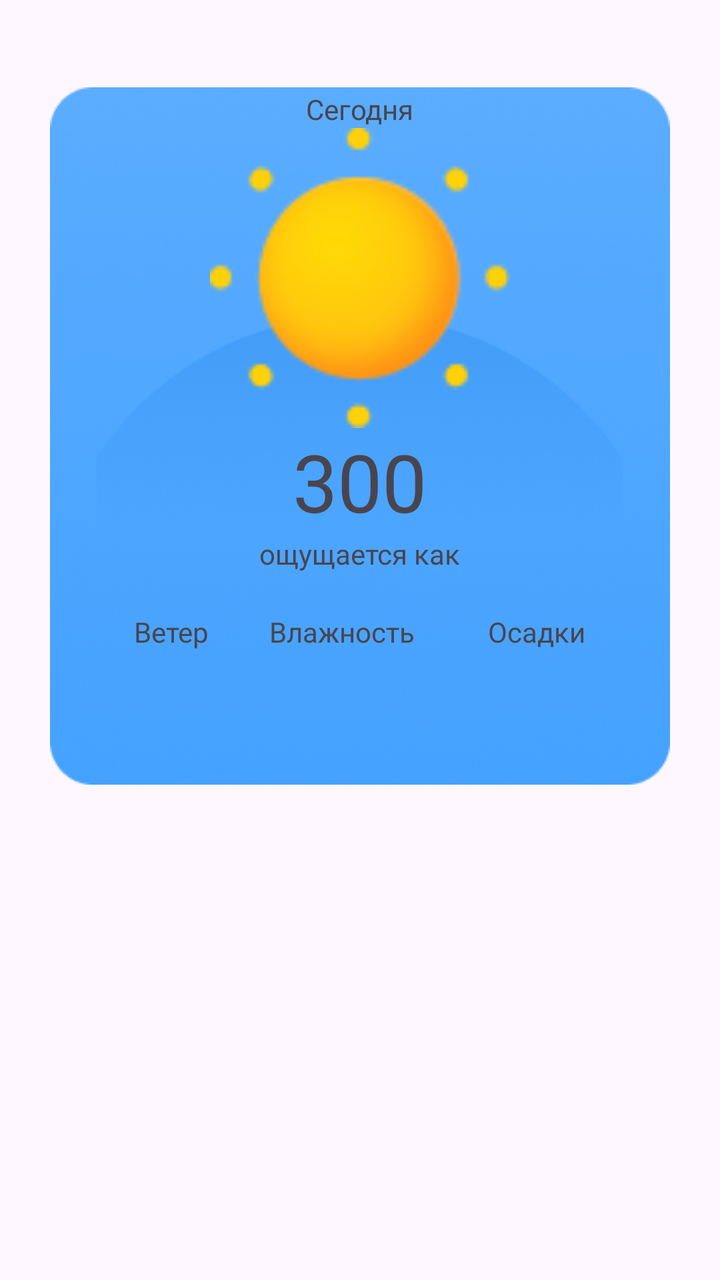
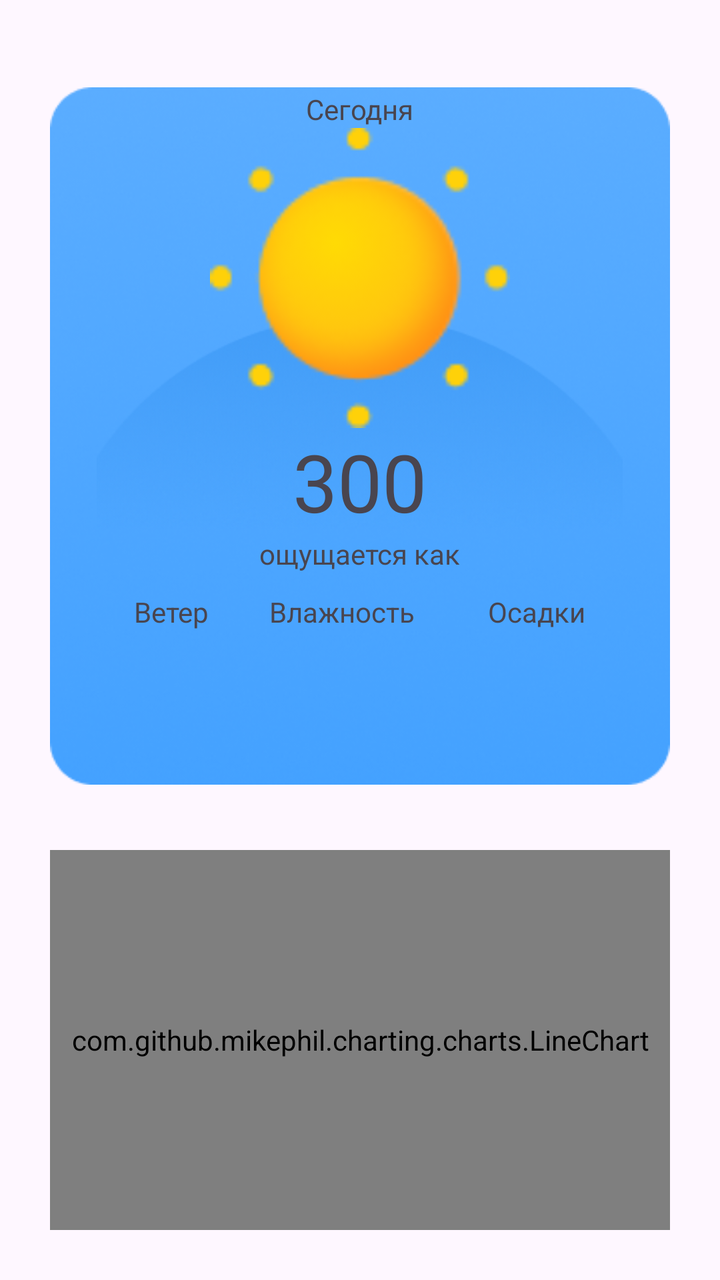

An Android layout rendered at two revisions. The XML below is the earlier revision; the diff shows what the commit changed to produce the second picture.
<!-- AndroidManifest.xml: application theme Theme.Weather -->
<!-- res/layout/activity_day.xml -->
<?xml version="1.0" encoding="utf-8"?>
<RelativeLayout xmlns:android="http://schemas.android.com/apk/res/android"
    xmlns:app="http://schemas.android.com/apk/res-auto"
    xmlns:tools="http://schemas.android.com/tools"
    android:id="@+id/main"
    android:layout_width="match_parent"
    android:layout_height="match_parent"
    android:padding="25dp"
    tools:context=".MainActivity">

    <FrameLayout
        android:id="@+id/frame_layout"
        android:layout_width="wrap_content"
        android:layout_height="400dp"
        >

        <ImageView
            android:layout_width="wrap_content"
            android:layout_height="wrap_content"
            android:src="@drawable/blue_background" />

        <ImageView
            android:layout_width="263dp"
            android:layout_height="138dp"
            android:layout_gravity="center"
            android:src="@drawable/blue_gradient" />

        <LinearLayout
            android:layout_width="match_parent"
            android:layout_height="match_parent"
            android:orientation="vertical"
            android:padding="20dp"
            >

            <TextView
                android:id="@+id/current_date"
                android:layout_width="wrap_content"
                android:layout_height="wrap_content"
                android:layout_gravity="center_horizontal"
                android:text="Сегодня" />
            <ImageView
                android:layout_width="150dp"
                android:layout_height="150dp"
                android:layout_gravity="center_horizontal"
                android:src="@drawable/clear"
                />
            <TextView
                android:id="@+id/current_temperature"
                android:layout_width="wrap_content"
                android:layout_height="wrap_content"
                android:layout_gravity="center_horizontal"
                android:text="300"
                android:textSize="40dp"/>
            <TextView
                android:id="@+id/current_weather"
                android:layout_width="wrap_content"
                android:layout_height="wrap_content"
                android:layout_gravity="center_horizontal"
                android:text="ощущается как"/>

            <LinearLayout
                android:layout_width="match_parent"
                android:layout_height="70dp"
                android:orientation="horizontal"
                android:layout_gravity="center"
                android:padding="20dp"
                android:gravity="center">
                <TextView
                    android:layout_width="wrap_content"
                    android:layout_height="wrap_content"
                    android:layout_gravity="start"
                    android:text="Ветер         "/>
                <TextView
                    android:layout_width="wrap_content"
                    android:layout_height="wrap_content"
                    android:layout_gravity="center_horizontal"
                    android:text="Влажность"/>
                <TextView
                    android:layout_width="wrap_content"
                    android:layout_height="wrap_content"
                    android:layout_gravity="right"
                    android:text="           Осадки"/>
            </LinearLayout>
            <LinearLayout
                android:layout_width="match_parent"
                android:layout_height="70dp"
                android:orientation="horizontal"
                android:layout_gravity="center"
                android:padding="20dp"
                android:gravity="center">
                <TextView
                    android:id="@+id/wind"
                    android:layout_width="wrap_content"
                    android:layout_height="wrap_content"
                    android:layout_gravity="start"
                    android:text="         "/>
                <TextView
                    android:id="@+id/humidity"
                    android:layout_width="wrap_content"
                    android:layout_height="wrap_content"
                    android:layout_gravity="center_horizontal"
                    android:text="  "/>
                <TextView
                    android:id="@+id/precipitation"
                    android:layout_width="wrap_content"
                    android:layout_height="wrap_content"
                    android:layout_gravity="right"
                    android:text="           "/>
            </LinearLayout>
        </LinearLayout>

    </FrameLayout>


</RelativeLayout>
<!-- resources referenced by this layout -->
<resources>
  <!-- drawable blue_background: png bitmap (drawable, 74650 bytes) -->
  <!-- drawable blue_gradient: png bitmap (drawable, 33664 bytes) -->
  <!-- drawable clear: png bitmap (drawable, 3764 bytes) -->
  <style name="Theme.Weather" parent="Base.Theme.Weather" />
  <style name="Base.Theme.Weather" parent="Theme.Material3.DayNight.NoActionBar">
          
          
      </style>
</resources>

<!-- the commit's change to res/layout/activity_day.xml (unified diff, before → after) -->
@@ -15,15 +15,17 @@
         >
 
         <ImageView
+            android:id="@+id/background"
             android:layout_width="wrap_content"
             android:layout_height="wrap_content"
-            android:src="@drawable/blue_background" />
+            android:src="@drawable/day_background" />
 
         <ImageView
+            android:id="@+id/gradient"
             android:layout_width="263dp"
             android:layout_height="138dp"
             android:layout_gravity="center"
-            android:src="@drawable/blue_gradient" />
+            android:src="@drawable/day_gradient" />
 
         <LinearLayout
             android:layout_width="match_parent"
@@ -33,26 +35,27 @@
             >
 
             <TextView
-                android:id="@+id/current_date"
+                android:id="@+id/date"
                 android:layout_width="wrap_content"
                 android:layout_height="wrap_content"
                 android:layout_gravity="center_horizontal"
                 android:text="Сегодня" />
             <ImageView
+                android:id="@+id/weather_img"
                 android:layout_width="150dp"
                 android:layout_height="150dp"
                 android:layout_gravity="center_horizontal"
                 android:src="@drawable/clear"
                 />
             <TextView
-                android:id="@+id/current_temperature"
+                android:id="@+id/temperature"
                 android:layout_width="wrap_content"
                 android:layout_height="wrap_content"
                 android:layout_gravity="center_horizontal"
                 android:text="300"
                 android:textSize="40dp"/>
             <TextView
-                android:id="@+id/current_weather"
+                android:id="@+id/weather"
                 android:layout_width="wrap_content"
                 android:layout_height="wrap_content"
                 android:layout_gravity="center_horizontal"
@@ -60,10 +63,10 @@
 
             <LinearLayout
                 android:layout_width="match_parent"
-                android:layout_height="70dp"
+                android:layout_height="40dp"
                 android:orientation="horizontal"
                 android:layout_gravity="center"
-                android:padding="20dp"
+                android:padding="10dp"
                 android:gravity="center">
                 <TextView
                     android:layout_width="wrap_content"
@@ -86,30 +89,43 @@
                 android:layout_height="70dp"
                 android:orientation="horizontal"
                 android:layout_gravity="center"
-                android:padding="20dp"
-                android:gravity="center">
+                android:gravity="center"
+                android:padding="20dp">
+
                 <TextView
                     android:id="@+id/wind"
-                    android:layout_width="wrap_content"
+                    android:layout_width="0dp"
                     android:layout_height="wrap_content"
-                    android:layout_gravity="start"
-                    android:text="         "/>
+                    android:layout_weight="1"
+                    android:gravity="center"
+                    android:text=" "/>
+
                 <TextView
                     android:id="@+id/humidity"
-                    android:layout_width="wrap_content"
+                    android:layout_width="0dp"
                     android:layout_height="wrap_content"
-                    android:layout_gravity="center_horizontal"
-                    android:text="  "/>
+                    android:layout_weight="1"
+                    android:gravity="center"
+                    android:text=" "/>
+
                 <TextView
                     android:id="@+id/precipitation"
-                    android:layout_width="wrap_content"
+                    android:layout_width="0dp"
                     android:layout_height="wrap_content"
-                    android:layout_gravity="right"
-                    android:text="           "/>
+                    android:layout_weight="1"
+                    android:gravity="center"
+                    android:text=" "/>
             </LinearLayout>
+
         </LinearLayout>
 
     </FrameLayout>
+    <com.github.mikephil.charting.charts.LineChart
+        android:id="@+id/hoursChart"
+        android:layout_below="@id/frame_layout"
+        android:layout_width="match_parent"
+        android:layout_height="200dp"
+        android:background="#F5F5F5" />
 
 
 </RelativeLayout>
<!-- resource entries referenced after the edit -->
@@ -1,8 +1,8 @@
 <!-- resources referenced by this layout -->
 <resources>
-  <!-- drawable blue_background: png bitmap (drawable, 74650 bytes) -->
-  <!-- drawable blue_gradient: png bitmap (drawable, 33664 bytes) -->
   <!-- drawable clear: png bitmap (drawable, 3764 bytes) -->
+  <!-- drawable day_background: png bitmap (drawable, 74650 bytes) -->
+  <!-- drawable day_gradient: png bitmap (drawable, 33664 bytes) -->
   <style name="Theme.Weather" parent="Base.Theme.Weather" />
   <style name="Base.Theme.Weather" parent="Theme.Material3.DayNight.NoActionBar">
           
